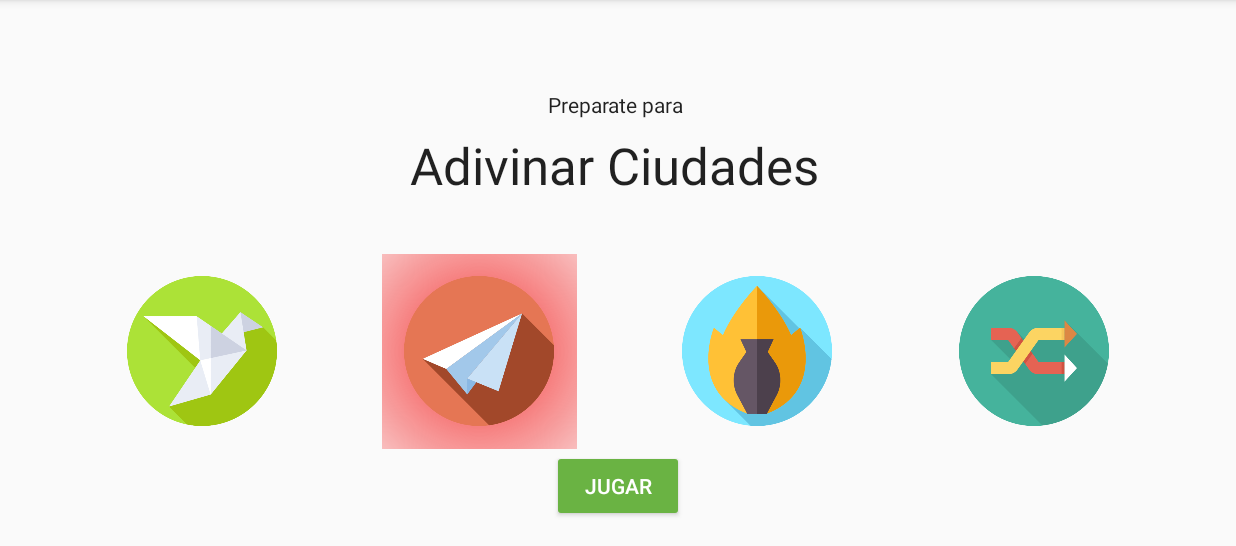
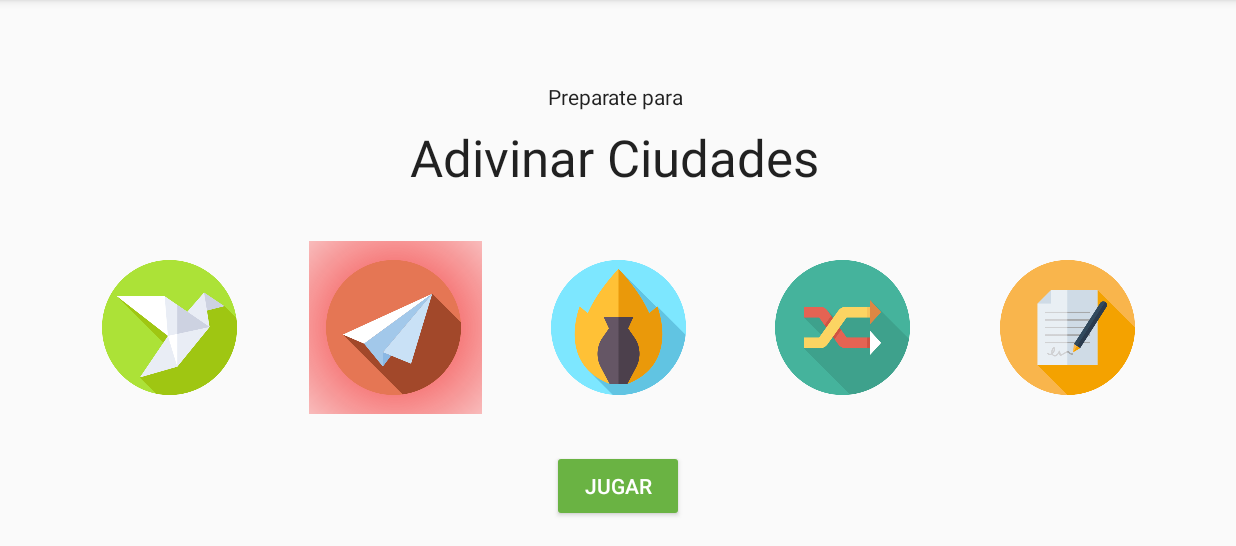
Before and after one commit to TomasMVazquez/AdivinaAdivinador, an Android app: the screen it shows after launch (MainActivity), after a tap on an icon or button, on a phone screen of 824 x 412 dp (held sideways), the part 72-618 px from its top. Run offline under Robolectric (Android 15) with nearby library versions, the phone set to English and light mode, and no system bars; our stand-ins replace data binding; 3 other taps on this screen came first.

Commit message:
PART II: creating view for ROOM

```diff
--- a/app/src/main/java/com/toms/android/adivinaadivinador/screens/title/TitleFragment.kt
+++ b/app/src/main/java/com/toms/android/adivinaadivinador/screens/title/TitleFragment.kt
@@ -16,6 +16,7 @@
 
 package com.toms.android.adivinaadivinador.screens.title
 
+import android.content.pm.ActivityInfo
 import android.os.Bundle
 import android.view.LayoutInflater
 import android.view.View
@@ -26,7 +27,6 @@ import androidx.lifecycle.Observer
 import androidx.lifecycle.ViewModelProvider
 import androidx.navigation.fragment.NavHostFragment
 import com.toms.android.adivinaadivinador.R
-import com.toms.android.adivinaadivinador.databinding.GameFragmentBinding
 import com.toms.android.adivinaadivinador.databinding.TitleFragmentBinding
 
 /**
@@ -45,6 +45,8 @@ class TitleFragment : Fragment() {
         binding = DataBindingUtil.inflate(
                 inflater, R.layout.title_fragment, container, false)
 
+        activity?.requestedOrientation = ActivityInfo.SCREEN_ORIENTATION_LANDSCAPE
+
         viewModel = ViewModelProvider(this).get(TitleViewModel::class.java)
 
         binding.titleViewModel = viewModel
@@ -58,6 +60,7 @@ class TitleFragment : Fragment() {
             binding.places2.visibility = View.INVISIBLE
             binding.stuff2.visibility = View.INVISIBLE
             binding.random2.visibility = View.INVISIBLE
+            binding.createShadow.visibility = View.INVISIBLE
         }
 
         binding.places.setOnClickListener {
@@ -66,6 +69,7 @@ class TitleFragment : Fragment() {
             binding.places2.visibility = View.VISIBLE
             binding.stuff2.visibility = View.INVISIBLE
             binding.random2.visibility = View.INVISIBLE
+            binding.createShadow.visibility = View.INVISIBLE
         }
 
         binding.stuff.setOnClickListener {
@@ -74,6 +78,7 @@ class TitleFragment : Fragment() {
             binding.places2.visibility = View.INVISIBLE
             binding.stuff2.visibility = View.VISIBLE
             binding.random2.visibility = View.INVISIBLE
+            binding.createShadow.visibility = View.INVISIBLE
         }
 
         binding.random.setOnClickListener {
@@ -82,6 +87,16 @@ class TitleFragment : Fragment() {
             binding.places2.visibility = View.INVISIBLE
             binding.stuff2.visibility = View.INVISIBLE
             binding.random2.visibility = View.VISIBLE
+            binding.createShadow.visibility = View.INVISIBLE
+        }
+
+        binding.create.setOnClickListener {
+            viewModel.onChooseList(this.getString(R.string.create_list))
+            binding.animals2.visibility = View.INVISIBLE
+            binding.places2.visibility = View.INVISIBLE
+            binding.stuff2.visibility = View.INVISIBLE
+            binding.random2.visibility = View.INVISIBLE
+            binding.createShadow.visibility = View.VISIBLE
         }
 
         /*binding.playGameButton.setOnClickListener {
@@ -99,9 +114,23 @@ class TitleFragment : Fragment() {
             }
         })
 
+        viewModel.eventCreate.observe(viewLifecycleOwner, Observer { create ->
+            if (create){
+                val action = TitleFragmentDirections.actionTitleDestinationToCreateFragment()
+                NavHostFragment.findNavController(this).navigate(action)
+                viewModel.onCreateComplete()
+            }
+        })
+
         viewModel.guessList.observe(viewLifecycleOwner, Observer { newList ->
             if (newList.isNotEmpty()) {
-                binding.playGameButton.visibility = View.VISIBLE
+                if (!newList.equals(getString(R.string.create_list))){
+                    binding.playGameButton.visibility = View.VISIBLE
+                    binding.createButton.visibility = View.INVISIBLE
+                }else {
+                    binding.playGameButton.visibility = View.INVISIBLE
+                    binding.createButton.visibility = View.VISIBLE
+                }
             }
         })
 
--- a/app/src/main/java/com/toms/android/adivinaadivinador/screens/title/TitleViewModel.kt
+++ b/app/src/main/java/com/toms/android/adivinaadivinador/screens/title/TitleViewModel.kt
@@ -15,12 +15,24 @@ class TitleViewModel : ViewModel(){
     val eventPlay: LiveData<Boolean>
         get() = _eventPlay
 
+    private val _eventCreate = MutableLiveData<Boolean>()
+    val eventCreate: LiveData<Boolean>
+        get() = _eventCreate
+
     init {
         _guessList.value = ""
     }
 
     fun onPlay() {
         _eventPlay.value = true
+    }
+
+    fun onCreate(){
+        _eventCreate.value = true
+    }
+
+    fun onCreateComplete() {
+        _eventCreate.value = false
     }
 
     fun onPlayComplete() {
--- a/app/src/main/res/drawable/shadow_blue.xml
+++ b/app/src/main/res/drawable/shadow_blue.xml
@@ -4,6 +4,6 @@
     <gradient
         android:startColor="#36CEF4"
         android:endColor="#00000000"
-        android:gradientRadius="200"
+        android:gradientRadius="180"
         android:type="radial"/>
 </shape>
--- a/app/src/main/res/drawable/shadow_grish.xml
+++ b/app/src/main/res/drawable/shadow_grish.xml
@@ -4,6 +4,6 @@
     <gradient
         android:startColor="#02BCAA"
         android:endColor="#00000000"
-        android:gradientRadius="200"
+        android:gradientRadius="180"
         android:type="radial"/>
 </shape>
--- a/app/src/main/res/drawable/shadow_red.xml
+++ b/app/src/main/res/drawable/shadow_red.xml
@@ -4,6 +4,6 @@
     <gradient
         android:startColor="#F43636"
         android:endColor="#00000000"
-        android:gradientRadius="200"
+        android:gradientRadius="180"
         android:type="radial"/>
 </shape>
--- a/app/src/main/res/drawable/shadow_green.xml
+++ b/app/src/main/res/drawable/shadow_yellow.xml
@@ -2,8 +2,8 @@
 <shape
     xmlns:android="http://schemas.android.com/apk/res/android">
     <gradient
-        android:startColor="#69F436"
+        android:startColor="#FFC107"
         android:endColor="#00000000"
-        android:gradientRadius="200"
+        android:gradientRadius="180"
         android:type="radial"/>
 </shape>
--- a/app/src/main/res/layout/title_fragment.xml
+++ b/app/src/main/res/layout/title_fragment.xml
@@ -77,104 +77,129 @@
             app:layout_constraintEnd_toEndOf="parent"
             app:layout_constraintStart_toStartOf="parent" />
 
+        <Button
+            android:id="@+id/create_button"
+            android:layout_width="wrap_content"
+            android:layout_height="wrap_content"
+            android:layout_marginBottom="16dp"
+            android:onClick="@{() -> titleViewModel.onCreate()}"
+            android:text="@string/create_button"
+            android:theme="@style/GoButton"
+            android:visibility="invisible"
+            app:layout_constraintBottom_toBottomOf="parent"
+            app:layout_constraintEnd_toEndOf="parent"
+            app:layout_constraintStart_toStartOf="parent" />
+
         <ImageView
             android:id="@+id/animals2"
-            android:layout_width="130dp"
-            android:layout_height="130dp"
-            android:layout_marginStart="16dp"
+            android:layout_width="115dp"
+            android:layout_height="115dp"
+            android:layout_marginStart="24dp"
+            android:layout_marginBottom="24dp"
             android:visibility="invisible"
-            app:layout_constraintBottom_toBottomOf="@+id/places2"
+            app:layout_constraintBottom_toTopOf="@+id/play_game_button"
             app:layout_constraintEnd_toStartOf="@+id/places2"
             app:layout_constraintHorizontal_bias="0.5"
-            app:layout_constraintHorizontal_chainStyle="spread"
             app:layout_constraintStart_toStartOf="parent"
-            app:layout_constraintTop_toTopOf="@+id/places2"
-            app:srcCompat="@drawable/shadow_green"
-            />
+            app:srcCompat="@drawable/shadow_green" />
 
         <ImageView
             android:id="@+id/animals"
-            android:layout_width="100dp"
-            android:layout_height="100dp"
+            android:layout_width="90dp"
+            android:layout_height="90dp"
+            android:layout_marginStart="8dp"
             app:layout_constraintBottom_toBottomOf="@+id/places"
             app:layout_constraintEnd_toStartOf="@+id/places"
-            app:layout_constraintHorizontal_bias="0.5"
             app:layout_constraintHorizontal_chainStyle="spread"
             app:layout_constraintStart_toStartOf="parent"
-            app:layout_constraintTop_toTopOf="@+id/places"
             app:srcCompat="@drawable/animals" />
 
         <ImageView
+            android:id="@+id/places2"
+            android:layout_width="115dp"
+            android:layout_height="115dp"
+            android:visibility="invisible"
+            app:layout_constraintBottom_toBottomOf="@+id/animals2"
+            app:layout_constraintEnd_toStartOf="@+id/stuff2"
+            app:layout_constraintHorizontal_bias="0.5"
+            app:layout_constraintStart_toEndOf="@+id/animals2"
+            app:srcCompat="@drawable/shadow_red" />
+
+        <ImageView
+            android:id="@+id/places"
+            android:layout_width="90dp"
+            android:layout_height="90dp"
+            app:layout_constraintBottom_toBottomOf="@+id/stuff"
+            app:layout_constraintEnd_toStartOf="@+id/stuff"
+            app:layout_constraintHorizontal_bias="0.5"
+            app:layout_constraintStart_toEndOf="@+id/animals"
+            app:srcCompat="@drawable/places" />
+
+        <ImageView
+            android:id="@+id/stuff2"
+            android:layout_width="115dp"
+            android:layout_height="115dp"
+            android:visibility="invisible"
+            app:layout_constraintBottom_toBottomOf="@+id/places2"
+            app:layout_constraintEnd_toStartOf="@+id/random2"
+            app:layout_constraintHorizontal_bias="0.5"
+            app:layout_constraintStart_toEndOf="@+id/places2"
+            app:srcCompat="@drawable/shadow_blue" />
+
+        <ImageView
+            android:id="@+id/stuff"
+            android:layout_width="90dp"
+            android:layout_height="90dp"
+            app:layout_constraintBottom_toBottomOf="@+id/random"
+            app:layout_constraintEnd_toStartOf="@+id/random"
+            app:layout_constraintHorizontal_bias="0.5"
+            app:layout_constraintStart_toEndOf="@+id/places"
+            app:srcCompat="@drawable/stuff" />
+
+
+        <ImageView
             android:id="@+id/random2"
-            android:layout_width="130dp"
-            android:layout_height="130dp"
-            android:layout_marginEnd="16dp"
-            android:layout_marginBottom="16dp"
+            android:layout_width="115dp"
+            android:layout_height="115dp"
             android:visibility="invisible"
-            app:layout_constraintBottom_toTopOf="@+id/play_game_button"
-            app:layout_constraintEnd_toEndOf="parent"
+            app:layout_constraintBottom_toBottomOf="@+id/stuff2"
+            app:layout_constraintEnd_toStartOf="@+id/createShadow"
             app:layout_constraintHorizontal_bias="0.5"
             app:layout_constraintStart_toEndOf="@+id/stuff2"
-            app:layout_constraintTop_toTopOf="@+id/random"
             app:srcCompat="@drawable/shadow_grish" />
 
         <ImageView
             android:id="@+id/random"
-            android:layout_width="100dp"
-            android:layout_height="100dp"
-            android:layout_marginBottom="16dp"
-            app:layout_constraintBottom_toTopOf="@+id/play_game_button"
-            app:layout_constraintEnd_toEndOf="parent"
+            android:layout_width="90dp"
+            android:layout_height="90dp"
+            app:layout_constraintBottom_toBottomOf="@+id/create"
+            app:layout_constraintEnd_toStartOf="@+id/create"
             app:layout_constraintHorizontal_bias="0.5"
             app:layout_constraintStart_toEndOf="@+id/stuff"
             app:srcCompat="@drawable/random" />
 
         <ImageView
-            android:id="@+id/places2"
-            android:layout_width="130dp"
-            android:layout_height="130dp"
+            android:id="@+id/createShadow"
+            android:layout_width="115dp"
+            android:layout_height="115dp"
+            android:layout_marginEnd="24dp"
             android:visibility="invisible"
-            app:layout_constraintBottom_toBottomOf="@+id/stuff2"
-            app:layout_constraintEnd_toStartOf="@+id/stuff2"
+            app:layout_constraintBottom_toBottomOf="@+id/random2"
+            app:layout_constraintEnd_toEndOf="parent"
             app:layout_constraintHorizontal_bias="0.5"
-            app:layout_constraintStart_toEndOf="@+id/animals2"
-            app:layout_constraintTop_toTopOf="@+id/stuff2"
-            app:srcCompat="@drawable/shadow_red" />
+            app:layout_constraintStart_toEndOf="@+id/random2"
+            app:srcCompat="@drawable/shadow_yellow" />
 
         <ImageView
-            android:id="@+id/places"
-            android:layout_width="100dp"
-            android:layout_height="100dp"
-            app:layout_constraintBottom_toBottomOf="@+id/stuff"
-            app:layout_constraintEnd_toStartOf="@+id/stuff"
-            app:layout_constraintHorizontal_bias="0.5"
-            app:layout_constraintStart_toEndOf="@+id/animals"
-            app:layout_constraintTop_toTopOf="@+id/stuff"
-            app:srcCompat="@drawable/places"
-            />
-
-        <ImageView
-            android:id="@+id/stuff2"
-            android:layout_width="130dp"
-            android:layout_height="130dp"
-            android:visibility="invisible"
-            app:layout_constraintBottom_toBottomOf="@+id/random2"
-            app:layout_constraintEnd_toStartOf="@+id/random2"
-            app:layout_constraintHorizontal_bias="0.5"
-            app:layout_constraintStart_toEndOf="@+id/places2"
-            app:layout_constraintTop_toTopOf="@+id/random2"
-            app:srcCompat="@drawable/shadow_blue" />
-
-        <ImageView
-            android:id="@+id/stuff"
-            android:layout_width="100dp"
-            android:layout_height="100dp"
-            app:layout_constraintBottom_toBottomOf="@+id/random"
-            app:layout_constraintEnd_toStartOf="@+id/random"
-            app:layout_constraintHorizontal_bias="0.5"
-            app:layout_constraintStart_toEndOf="@+id/places"
-            app:layout_constraintTop_toTopOf="@+id/random"
-            app:srcCompat="@drawable/stuff" />
+            android:id="@+id/create"
+            android:layout_width="90dp"
+            android:layout_height="90dp"
+            android:layout_marginEnd="8dp"
+            app:layout_constraintBottom_toBottomOf="@+id/createShadow"
+            app:layout_constraintEnd_toEndOf="parent"
+            app:layout_constraintStart_toEndOf="@+id/random"
+            app:layout_constraintTop_toTopOf="@+id/createShadow"
+            app:srcCompat="@drawable/edit" />
 
 
     </androidx.constraintlayout.widget.ConstraintLayout>
--- a/app/src/main/res/values/strings.xml
+++ b/app/src/main/res/values/strings.xml
@@ -21,6 +21,7 @@
     <string name="you_scored">Puntos conseguidos</string>
     <string name="title_text">Adivinar %s</string>
     <string name="play_button">Jugar</string>
+    <string name="create_button">Crear</string>
     <string name="get_ready">Preparate para</string>
     <string name="got_it">Correcto</string>
     <string name="word_is">La Palabra es…</string>
@@ -31,4 +32,6 @@
     <string name="places_list">Ciudades</string>
     <string name="stuff_list">Cosas</string>
     <string name="random_list">Random</string>
+    <string name="create_list">Crear lista</string>
+
 </resources>
```
Also changed, not shown: app/src/main/java/com/toms/android/adivinaadivinador/screens/create/CreateFragment.kt (added, +33 -0 lines), app/src/main/java/com/toms/android/adivinaadivinador/screens/create/CreateViewModel.kt (added, +7 -0 lines), app/src/main/res/layout/fragment_create.xml (added, +59 -0 lines), app/src/main/res/navigation/main_navigation.xml (+20 -0 lines), app/src/main/res/drawable/edit.png (added).
